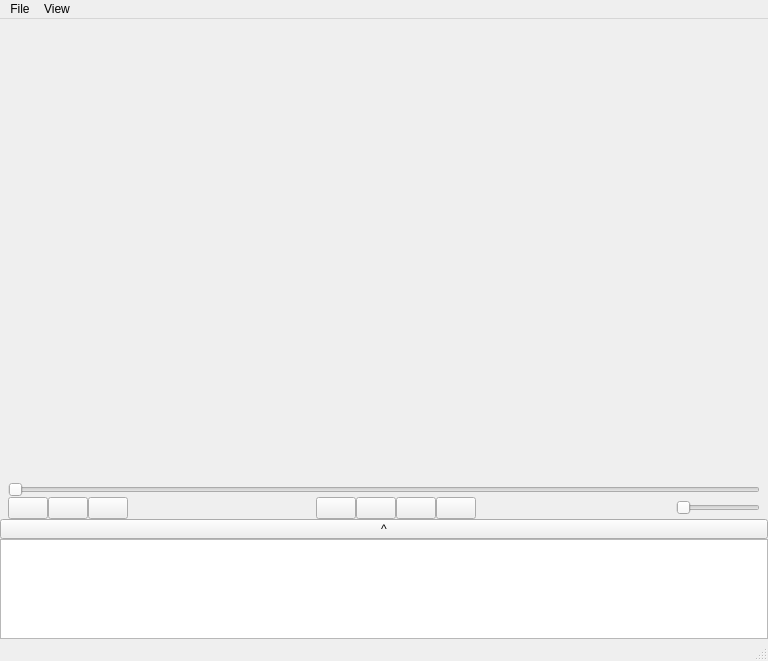
This is gui-intro.ui in mohammadjavad78/AP_FinalProject as Qt 5 draws it before an edit. The edited form follows.
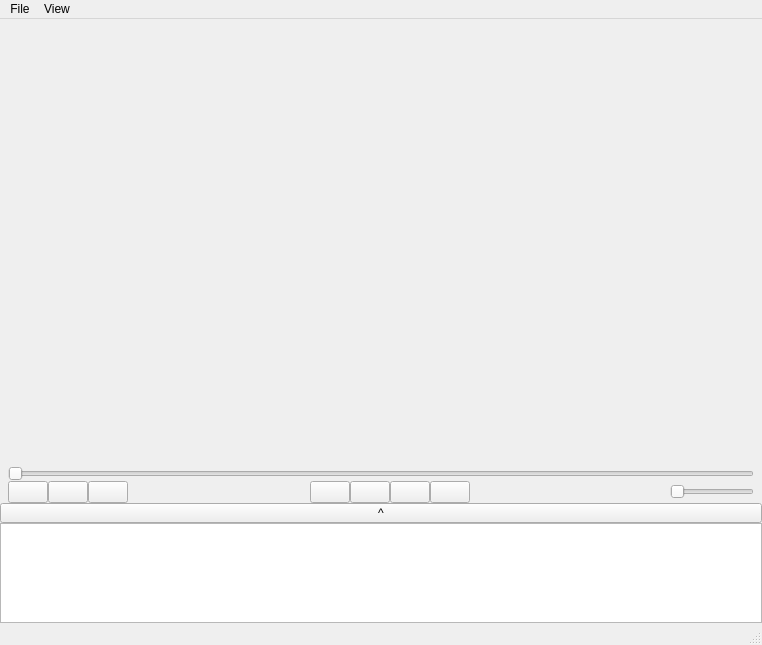
This is the edited form.

Patch:
```diff
--- a/gui-intro.ui
+++ b/gui-intro.ui
@@ -6,8 +6,8 @@
    <rect>
     <x>0</x>
     <y>0</y>
-    <width>768</width>
-    <height>661</height>
+    <width>762</width>
+    <height>645</height>
    </rect>
   </property>
   <property name="windowTitle">
@@ -176,6 +176,18 @@
                <height>0</height>
               </size>
              </property>
+             <property name="mouseTracking">
+              <bool>false</bool>
+             </property>
+             <property name="toolTip">
+              <string>Stop</string>
+             </property>
+             <property name="statusTip">
+              <string>Stop</string>
+             </property>
+             <property name="autoFillBackground">
+              <bool>false</bool>
+             </property>
              <property name="text">
               <string/>
              </property>
@@ -293,7 +305,7 @@
     <rect>
      <x>0</x>
      <y>0</y>
-     <width>768</width>
+     <width>762</width>
      <height>26</height>
     </rect>
    </property>
```
Left out of the diff: 54 changed lines with no effect on the pictures.
